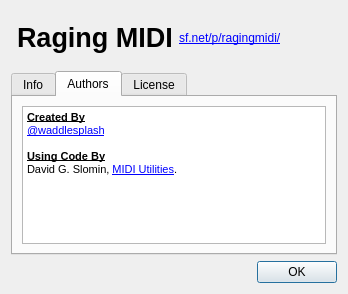
Above: src/Gui/Dialogs/AboutDlg.ui from waddlesplash/ragingmidi before the change. Below: the same form after it.
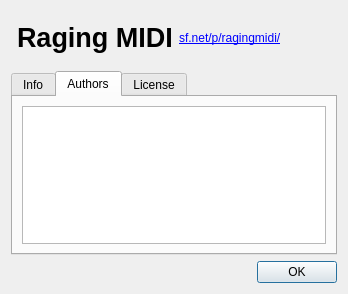
That is the form after the change. The open tabs and pages were chosen to show the change. Icons and pictures are not drawn.

Commit message: Remove needless complication from the About dialog.

The edit to the form file:
```diff
--- a/src/Gui/Dialogs/AboutDlg.ui
+++ b/src/Gui/Dialogs/AboutDlg.ui
@@ -187,16 +187,6 @@
       <layout class="QGridLayout" name="gridLayout_3">
        <item row="0" column="0">
         <widget class="QTextBrowser" name="textBrowser">
-         <property name="html">
-          <string>&lt;!DOCTYPE HTML PUBLIC &quot;-//W3C//DTD HTML 4.0//EN&quot; &quot;http://www.w3.org/TR/REC-html40/strict.dtd&quot;&gt;
-&lt;html&gt;&lt;head&gt;&lt;meta name=&quot;qrichtext&quot; content=&quot;1&quot; /&gt;&lt;style type=&quot;text/css&quot;&gt;
-p, li { white-space: pre-wrap; }
-&lt;/style&gt;&lt;/head&gt;&lt;body style=&quot; font-family:'MS Shell Dlg 2'; font-size:8.25pt; font-weight:400; font-style:normal;&quot;&gt;
-&lt;p style=&quot; margin-top:0px; margin-bottom:0px; margin-left:0px; margin-right:0px; -qt-block-indent:0; text-indent:0px;&quot;&gt;&lt;span style=&quot; font-size:8pt; font-weight:600; text-decoration: underline;&quot;&gt;Created By&lt;/span&gt;&lt;span style=&quot; font-size:8pt;&quot;&gt;&lt;br /&gt;&lt;/span&gt;&lt;a href=&quot;https://github.com/waddlesplash&quot;&gt;&lt;span style=&quot; font-size:8pt; text-decoration: underline; color:#0000ff;&quot;&gt;@waddlesplash&lt;/span&gt;&lt;/a&gt;&lt;/p&gt;
-&lt;p style=&quot;-qt-paragraph-type:empty; margin-top:0px; margin-bottom:0px; margin-left:0px; margin-right:0px; -qt-block-indent:0; text-indent:0px; font-size:8pt;&quot;&gt;&lt;br /&gt;&lt;/p&gt;
-&lt;p style=&quot; margin-top:0px; margin-bottom:0px; margin-left:0px; margin-right:0px; -qt-block-indent:0; text-indent:0px;&quot;&gt;&lt;span style=&quot; font-size:8pt; font-weight:600; text-decoration: underline;&quot;&gt;Using Code By&lt;/span&gt;&lt;/p&gt;
-&lt;p style=&quot; margin-top:0px; margin-bottom:0px; margin-left:0px; margin-right:0px; -qt-block-indent:0; text-indent:0px;&quot;&gt;&lt;span style=&quot; font-size:8pt;&quot;&gt;David G. Slomin, &lt;/span&gt;&lt;a href=&quot;http://www.sreal.com/~div/midi-utilities/&quot;&gt;&lt;span style=&quot; font-size:8pt; text-decoration: underline; color:#0000ff;&quot;&gt;MIDI Utilities&lt;/span&gt;&lt;/a&gt;&lt;span style=&quot; font-size:8pt;&quot;&gt;.&lt;/span&gt;&lt;/p&gt;&lt;/body&gt;&lt;/html&gt;</string>
-         </property>
          <property name="openLinks">
           <bool>false</bool>
          </property>
```
The commit also changes 1 other file.
